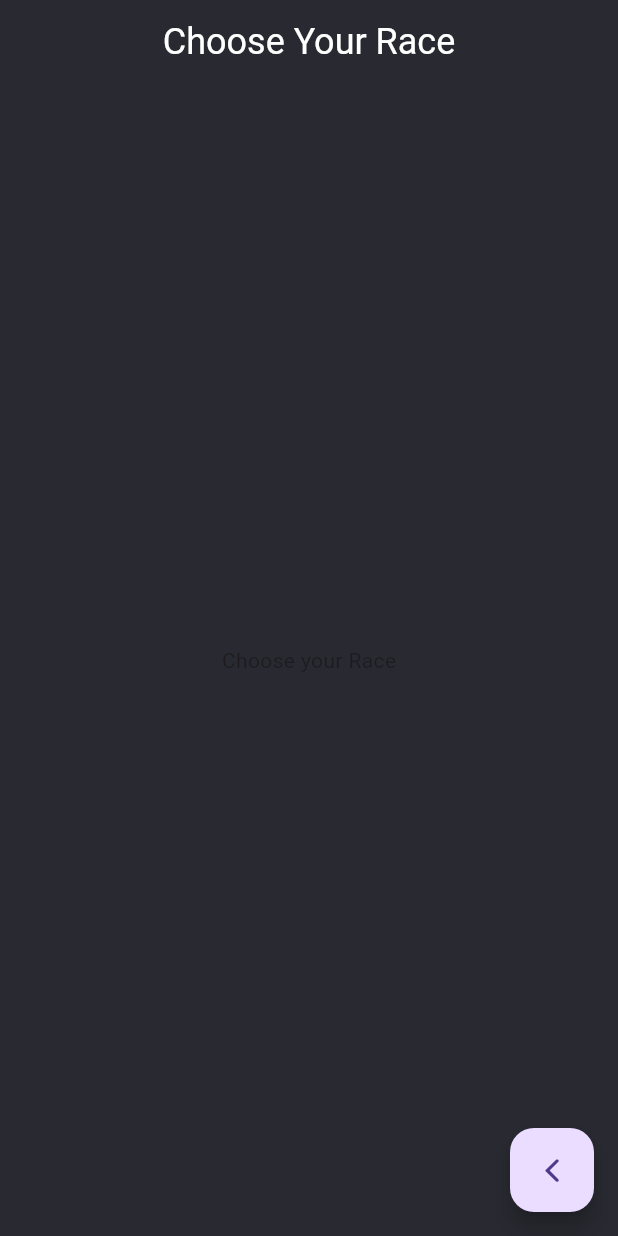
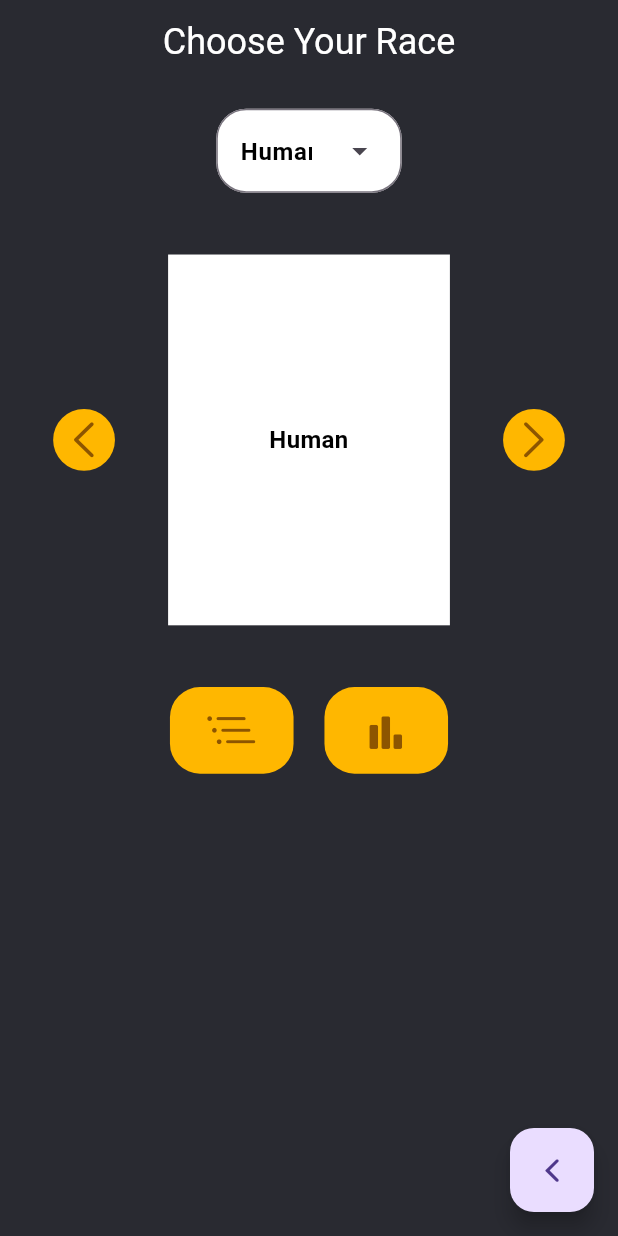
Before and after one commit to Bryan-Monterozo/FractalCodex, a Flutter app: the RaceSelectScreen screen opened by its route, on a phone screen of 412 x 824 dp. Run offline on Flutter 3.47's test engine with Material 3 defaults, Android fonts, the phone set to English and light mode, and no system bars; our stand-ins replace flutter_riverpod, flutter_screenutil, go_router, realm, riverpod_annotation, shared_preferences; accounts and stored records are empty; generated files the repository leaves out were written again; Roboto replaces fonts that are missing (Montserrat).

Commit message:
[WIP] race select: dropdown, race picker

```diff
--- a/lib/core/colors/colors.dart
+++ b/lib/core/colors/colors.dart
@@ -3,6 +3,7 @@ import 'package:flutter/material.dart';
 class GameColors {
   final Color black = const Color(0xff292a31);
   final Color yellow = const Color(0xffffb700);
+  final Color darkYellow = const Color.fromARGB(255, 141, 85, 0);
   final Color red = const Color(0xffc31331);
   final Color green = const Color(0xff83d39d);
   final Color blue = const Color(0xff4871ff);
--- a/lib/main.dart
+++ b/lib/main.dart
@@ -1,12 +1,12 @@
-import 'package:flutter/foundation.dart';
 import 'package:flutter/material.dart';
 import 'package:flutter_riverpod/flutter_riverpod.dart';
+import 'package:flutter_screenutil/flutter_screenutil.dart';
 import 'package:fractal_codex/core/colors/colors.dart';
 import 'package:fractal_codex/core/initializer.dart';
 import 'package:fractal_codex/core/routes/routes.dart';
-import 'package:fractal_codex/modules/home/view/home_screen.dart';
 
-void main() {
+void main() async {
+  await ScreenUtil.ensureScreenSize();
   final container = ProviderContainer();
   Initializer().newGameInit();
   runApp(UncontrolledProviderScope(container: container, child: const MyApp()));
--- a/lib/modules/home/view/home_screen.dart
+++ b/lib/modules/home/view/home_screen.dart
@@ -1,6 +1,5 @@
 import 'package:flutter/material.dart';
 import 'package:flutter_riverpod/flutter_riverpod.dart';
-import 'package:riverpod_annotation/riverpod_annotation.dart';
 
 class HomeScreen extends ConsumerWidget {
   const HomeScreen({super.key});
--- /dev/null
+++ b/lib/modules/race/view/screens/race_select_screen.dart
@@ -0,0 +1,125 @@
+import 'package:flutter/cupertino.dart';
+import 'package:flutter/material.dart';
+import 'package:flutter_riverpod/flutter_riverpod.dart';
+import 'package:fractal_codex/core/colors/colors.dart';
+import 'package:fractal_codex/core/routes/routes.dart';
+import 'package:fractal_codex/modules/race/controller/race_controller.dart';
+import 'package:fractal_codex/modules/race/view/widgets/extra_button.dart';
+import 'package:fractal_codex/modules/race/view/widgets/left_right_button.dart';
+import 'package:fractal_codex/modules/race/view/widgets/race_image.dart';
+import 'package:fractal_codex/shared/appbar/game_bar.dart';
+
+class RaceSelectScreen extends ConsumerWidget {
+  const RaceSelectScreen({super.key});
+
+  @override
+  Widget build(BuildContext context, WidgetRef ref) {
+    double textScaler = MediaQuery.of(context).textScaler.scale(1);
+    Size scaler = MediaQuery.of(context).size;
+
+    return Scaffold(
+      appBar: const GameBar(false, 'Choose Your Race'),
+      body: Center(
+          child: Column(
+        children: [
+          SizedBox(height: scaler.height * 0.02),
+          Container(
+            decoration: BoxDecoration(
+              color: Colors.white,
+              borderRadius: BorderRadius.circular(20),
+            ),
+            child: DropdownMenu(
+              inputDecorationTheme: InputDecorationTheme(
+                border: OutlineInputBorder(
+                  borderRadius: BorderRadius.circular(20),
+                ),
+              ),
+              textStyle: TextStyle(
+                color: Colors.black,
+                fontSize: 16 * textScaler,
+                fontFamily: 'Montserrat',
+                fontWeight: FontWeight.bold,
+              ),
+              menuHeight: MediaQuery.of(context).size.height * 0.8,
+              width: MediaQuery.of(context).size.width * 0.3,
+              menuStyle: MenuStyle(
+                  backgroundColor:
+                      WidgetStateProperty.all<Color>(Colors.white)),
+              enableSearch: false,
+              requestFocusOnTap: false,
+              initialSelection: ref.watch(racePickerProvider),
+              dropdownMenuEntries: const [
+                DropdownMenuEntry(value: 'Human', label: 'Human'),
+                DropdownMenuEntry(value: 'Elf', label: 'Elf'),
+                DropdownMenuEntry(value: 'Dwarf', label: 'Dwarf'),
+                DropdownMenuEntry(value: 'Orc', label: 'Orc'),
+              ],
+              onSelected: (value) {
+                ref.watch(racePickerProvider.notifier).changeRace(value!);
+              },
+            ),
+          ),
+          SizedBox(
+            height: scaler.height * 0.05,
+          ),
+          Row(
+            children: [
+              SizedBox(
+                width: scaler.width * 0.06,
+              ),
+              const Expanded(
+                flex: 1,
+                child: LeftRightButton('left')
+              ),
+              SizedBox(
+                width: scaler.width * 0.06,
+              ),
+              Expanded(
+                  flex: 3, child: RaceImage(ref.watch(racePickerProvider))),
+              SizedBox(
+                width: scaler.width * 0.06,
+              ),
+              const Expanded(
+                flex: 1,
+                child: LeftRightButton('right')
+              ),
+              SizedBox(
+                width: scaler.width * 0.06,
+              ),
+            ],
+          ),
+          SizedBox(
+            height: scaler.height * 0.05,
+          ),
+          Row(
+            mainAxisAlignment: MainAxisAlignment.center,
+            crossAxisAlignment: CrossAxisAlignment.center,
+            children: [
+              SizedBox(
+                width: scaler.width * 0.25,
+              ),
+              const Expanded(
+                flex: 3,
+                child: ExtraRaceButton('details')
+              ),
+              const Expanded(
+                flex: 3,
+                child: ExtraRaceButton('stats')
+              ),
+              SizedBox(
+                width: scaler.width * 0.25,
+              ),
+            ],
+          ),
+
+        ],
+      )),
+      floatingActionButton: FloatingActionButton(
+        onPressed: () {
+          ref.read(goRouterProvider).pop();
+        },
+        child: const Icon(CupertinoIcons.back),
+      ),
+    );
+  }
+}
--- /dev/null
+++ b/lib/modules/race/view/widgets/extra_button.dart
@@ -0,0 +1,68 @@
+import 'package:flutter/cupertino.dart';
+import 'package:flutter/material.dart';
+import 'package:flutter_riverpod/flutter_riverpod.dart';
+import 'package:fractal_codex/core/colors/colors.dart';
+import 'package:fractal_codex/modules/race/controller/race_controller.dart';
+
+class ExtraRaceButton extends ConsumerWidget {
+  const ExtraRaceButton(this.direction, {super.key});
+
+  final String direction;
+
+  @override
+  Widget build(BuildContext context, WidgetRef ref) {
+    double textScaler = MediaQuery.of(context).textScaler.scale(1);
+    Size scaler = MediaQuery.of(context).size;
+
+    return Container(
+        child: Stack(alignment: Alignment.center, children: [
+      Align(
+        alignment: Alignment.center,
+        child: Container(
+          height: scaler.height * 0.07,
+          width: scaler.width * 0.2,
+          alignment: Alignment.center,
+          decoration: BoxDecoration(
+            shape: BoxShape.rectangle,
+            borderRadius: BorderRadius.circular(20),
+            color: GameColors().yellow,
+          ),
+        ),
+      ),
+      Align(
+        alignment: Alignment(textScaler * -0.01, 1),
+        child: Icon(
+          (direction == 'details')
+              ? CupertinoIcons.list_bullet_indent
+              : CupertinoIcons.chart_bar_alt_fill,
+          color: GameColors().darkYellow,
+          size: textScaler * 32,
+        ),
+      ),
+      Align(
+        alignment: Alignment.center,
+        child: Material(
+          clipBehavior: Clip.antiAlias,
+          color: Colors.transparent,
+          borderRadius: BorderRadius.circular(20),
+          child: InkWell(
+            splashColor: Colors.transparent,
+            highlightColor: Colors.transparent,
+            onTap: () {
+              if (direction == 'left') {
+                ref.read(racePickerProvider.notifier).goLeft();
+              } else {
+                ref.read(racePickerProvider.notifier).goRight();
+              }
+            },
+            child: Ink(
+              decoration: const BoxDecoration(shape: BoxShape.rectangle),
+              height: scaler.height * 0.07,
+              width: scaler.width * 0.2,
+            ),
+          ),
+        ),
+      ),
+    ]));
+  }
+}
--- /dev/null
+++ b/lib/modules/race/view/widgets/left_right_button.dart
@@ -0,0 +1,68 @@
+import 'package:flutter/cupertino.dart';
+import 'package:flutter/material.dart';
+import 'package:flutter_riverpod/flutter_riverpod.dart';
+import 'package:fractal_codex/core/colors/colors.dart';
+import 'package:fractal_codex/modules/race/controller/race_controller.dart';
+
+class LeftRightButton extends ConsumerWidget {
+  const LeftRightButton(this.direction, {super.key});
+
+  final String direction;
+
+  @override
+  Widget build(BuildContext context, WidgetRef ref) {
+    double textScaler = MediaQuery.of(context).textScaler.scale(1);
+    Size scaler = MediaQuery.of(context).size;
+
+    return Container(
+        child: Stack(alignment: Alignment.center, children: [
+          Align(
+            alignment: Alignment.center,
+            child: Container(
+              height: scaler.height * 0.1,
+              width: scaler.width * 0.1,
+              alignment: Alignment.center,
+              decoration: BoxDecoration(
+                shape: BoxShape.circle,
+                color: GameColors().yellow,
+              ),
+            ),
+          ),
+          Align(
+            alignment: Alignment(textScaler * -0.01, 1),
+            child: Icon(
+              (direction == 'left')
+                  ? CupertinoIcons.left_chevron
+                  : CupertinoIcons.right_chevron,
+              color: GameColors().darkYellow,
+              size: textScaler * 32,
+            ),
+          ),
+          Align(
+            alignment: Alignment.center,
+            child: Material(
+              clipBehavior: Clip.antiAlias,
+              color: Colors.transparent,
+              shape: const CircleBorder(),
+              child: InkWell(
+                customBorder: const CircleBorder(),
+                splashColor: Colors.transparent,
+                highlightColor: Colors.transparent,
+                onTap: () {
+                  if (direction == 'left') {
+                    ref.read(racePickerProvider.notifier).goLeft();
+                  } else {
+                    ref.read(racePickerProvider.notifier).goRight();
+                  }
+                },
+                child: Ink(
+                  decoration: const BoxDecoration(shape: BoxShape.circle),
+                  height: scaler.height * 0.1,
+                  width: scaler.width * 0.1,
+                ),
+              ),
+            ),
+          ),
+        ]));
+  }
+}
--- /dev/null
+++ b/lib/modules/race/view/widgets/race_image.dart
@@ -0,0 +1,33 @@
+import 'package:flutter/material.dart';
+import 'package:flutter_riverpod/flutter_riverpod.dart';
+
+class RaceImage extends ConsumerWidget {
+  const RaceImage(this.raceSelected, {super.key});
+
+  final String raceSelected;
+
+  @override
+  Widget build(BuildContext context, WidgetRef ref) {
+    double textScaler = MediaQuery.of(context).textScaler.scale(1);
+    Size scaler = MediaQuery.of(context).size;
+
+    return Container(
+      alignment: Alignment.center,
+      height: scaler.height * 0.30,
+      width: scaler.width * 0.40,
+      decoration: const BoxDecoration(
+        color: Colors.white,
+      ),
+      child: Text(
+        raceSelected,
+        textAlign: TextAlign.center,
+        style: TextStyle(
+          color: Colors.black,
+          fontSize: 16 * textScaler,
+          fontFamily: 'Montserrat',
+          fontWeight: FontWeight.bold,
+        ),
+      ),
+    );
+  }
+}
--- a/lib/modules/starting_page/view/screens/loading_screen.dart
+++ b/lib/modules/starting_page/view/screens/loading_screen.dart
@@ -28,13 +28,13 @@ class LoadingScreen extends ConsumerWidget {
                 child: LinearProgressIndicator(
                   semanticsLabel: 'Loading Bar',
                   borderRadius: BorderRadius.circular(20),
-                  value: ref.watch(loadingPageProvider),
+                  value: ref.watch(loadingProgressProvider).$1,
                   backgroundColor: Colors.grey[300],
                   valueColor: AlwaysStoppedAnimation(GameColors().green),
                 ),
               ),
               Text(
-                '80%',
+                '${ref.watch(loadingProgressProvider).$2}%',
                 style: TextStyle(color: GameColors().black),
               ),
             ]),
@@ -43,7 +43,7 @@ class LoadingScreen extends ConsumerWidget {
       )),
       floatingActionButton: FloatingActionButton(
         onPressed: () {
-          ref.read(loadingPageProvider.notifier).debugButton();
+          ref.read(loadingProgressProvider.notifier).debugButton();
         },
         child: const Icon(Icons.add),
       ),
--- a/lib/modules/starting_page/view/screens/race_select_screen.dart
+++ /dev/null
@@ -1,25 +0,0 @@
-import 'package:flutter/cupertino.dart';
-import 'package:flutter/material.dart';
-import 'package:flutter_riverpod/flutter_riverpod.dart';
-import 'package:fractal_codex/core/routes/routes.dart';
-import 'package:fractal_codex/shared/appbar/game_bar.dart';
-
-class RaceSelectScreen extends ConsumerWidget {
-  const RaceSelectScreen({super.key});
-
-  @override
-  Widget build(BuildContext context, WidgetRef ref) {
-    return Scaffold(
-      appBar: const GameBar(false, 'Choose Your Race'),
-      body: const Center(
-        child: Text("Choose your Race"),
-      ),
-      floatingActionButton: FloatingActionButton(
-        onPressed: () {
-          ref.read(goRouterProvider).pop();
-        },
-        child: const Icon(CupertinoIcons.back),
-      ),
-    );
-  }
-}
--- a/lib/modules/starting_page/view/screens/welcome_screen.dart
+++ b/lib/modules/starting_page/view/screens/welcome_screen.dart
@@ -1,10 +1,6 @@
 import 'package:flutter/material.dart';
 import 'package:flutter_riverpod/flutter_riverpod.dart';
-import 'package:fractal_codex/core/routes/route_name.dart';
-import 'package:fractal_codex/core/routes/routes.dart';
-import 'package:fractal_codex/modules/starting_page/controller/starting_page_controller.dart';
 import 'package:fractal_codex/modules/starting_page/view/widgets/confirm_button.dart';
-import 'package:fractal_codex/shared/appbar/game_bar.dart';
 
 class WelcomeScreen extends ConsumerWidget {
   const WelcomeScreen({super.key});
--- a/lib/modules/starting_page/view/widgets/confirm_button.dart
+++ b/lib/modules/starting_page/view/widgets/confirm_button.dart
@@ -1,10 +1,7 @@
 import 'package:flutter/material.dart';
 import 'package:flutter_riverpod/flutter_riverpod.dart';
 import 'package:fractal_codex/core/colors/colors.dart';
-import 'package:fractal_codex/core/routes/route_name.dart';
 import 'package:fractal_codex/core/routes/routes.dart';
-import 'package:fractal_codex/modules/starting_page/controller/starting_page_controller.dart';
-import 'package:go_router/go_router.dart';
 
 class ConfirmButton extends ConsumerWidget {
   final String buttonText;
--- a/pubspec.yaml
+++ b/pubspec.yaml
@@ -46,6 +46,7 @@ dependencies:
   meta: ^1.12.0
   uuid: ^4.4.0
   realm: ^2.3.0
+  flutter_screenutil: ^5.9.1
 
 
 dev_dependencies:
```
Also changed, not shown: lib/core/routes/routes.dart (+51 -47 lines), lib/modules/race/controller/race_controller.dart (added, +53 -0 lines), lib/modules/starting_page/controller/starting_page_controller.dart (+23 -8 lines), lib/modules/race/controller/race_controller.g.dart (added), lib/modules/starting_page/controller/starting_page_controller.g.dart, pubspec.lock.
